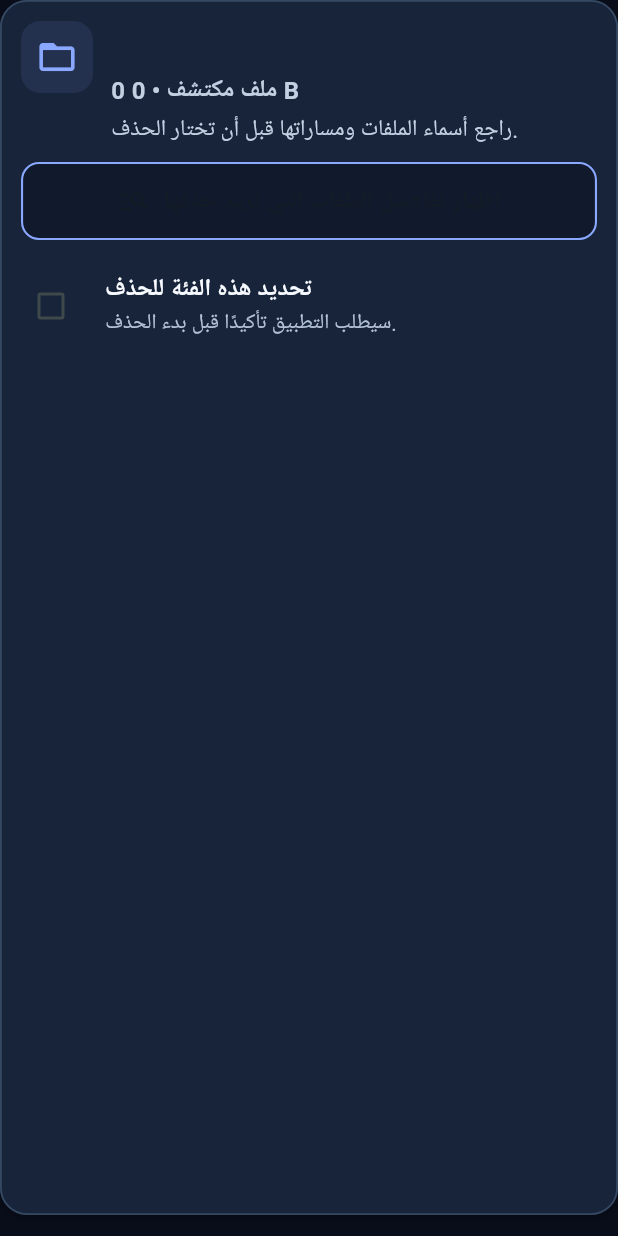
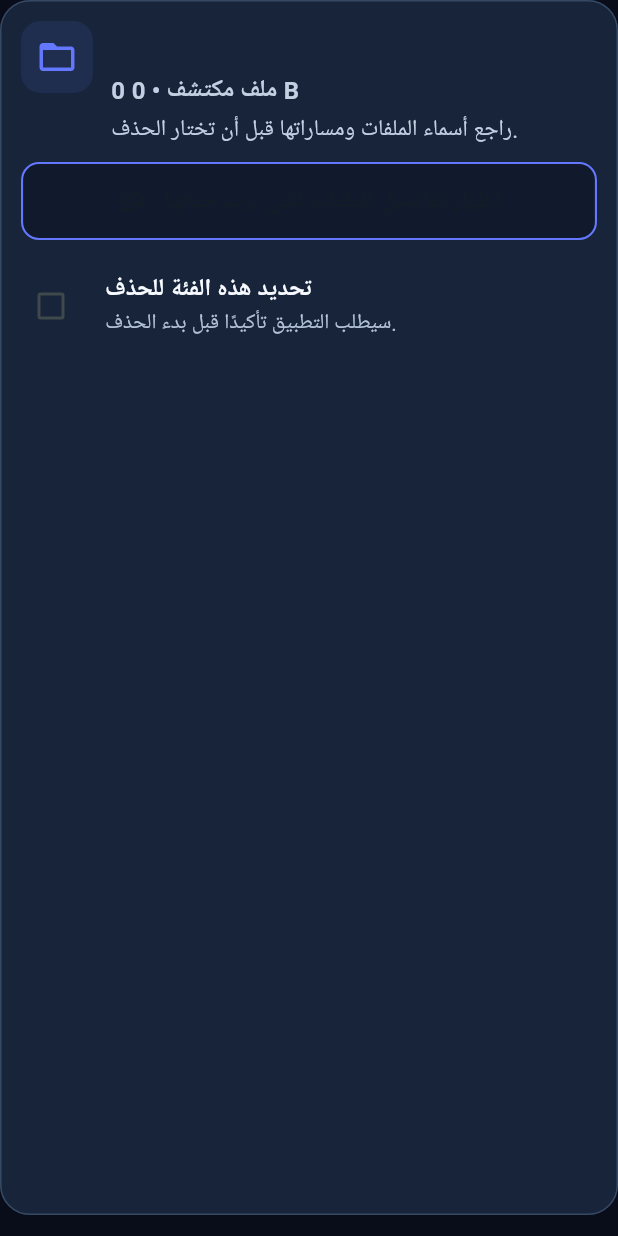
Before and after one commit to maloohm-collab/flutter_cleaner_app, a Flutter app: the ScanResultCard widget shown alone on an empty page, opened directly with empty values, on a phone screen of 412 x 824 dp. Run offline on Flutter 3.47's test engine with Material 3 defaults, Android fonts, the phone set to English and light mode, and no system bars; our stand-ins replace flutter_animate, permission_handler, shared_preferences; accounts and stored records are empty.

Commit message:
Polish scan result cards for dark dashboard

```diff
--- a/lib/widgets/scan_result_card.dart
+++ b/lib/widgets/scan_result_card.dart
@@ -1,6 +1,7 @@
 // Result card: readable contrast and explicit file inspection before cleanup.
 import 'package:flutter/material.dart';
 import 'package:flutter_cleaner_app/services/scan_item.dart';
+import '../utils/colors.dart';
 
 class ScanResultCard extends StatelessWidget {
   final ScanItem item;
@@ -17,15 +18,15 @@
   @override
   Widget build(BuildContext context) {
     final Color accent = item.id == 'thumbnail_files'
-        ? const Color(0xFF00C7E8)
-        : const Color(0xFF8AA8FF);
+        ? AppColors.primary
+        : AppColors.secondary;
     return Card(
       margin: const EdgeInsets.only(bottom: 14),
-      color: const Color(0xFF17243A),
-      elevation: 2,
+      color: item.selected ? const Color(0xFF1B3048) : AppColors.card,
+      elevation: item.selected ? 3 : 0,
       shape: RoundedRectangleBorder(
-        borderRadius: BorderRadius.circular(18),
-        side: const BorderSide(color: Color(0xFF354963), width: 1.2),
+        borderRadius: BorderRadius.circular(20),
+        side: BorderSide(color: item.selected ? AppColors.primary : AppColors.border, width: item.selected ? 1.6 : 1.0),
       ),
       child: Padding(
         padding: const EdgeInsets.all(14),
```
